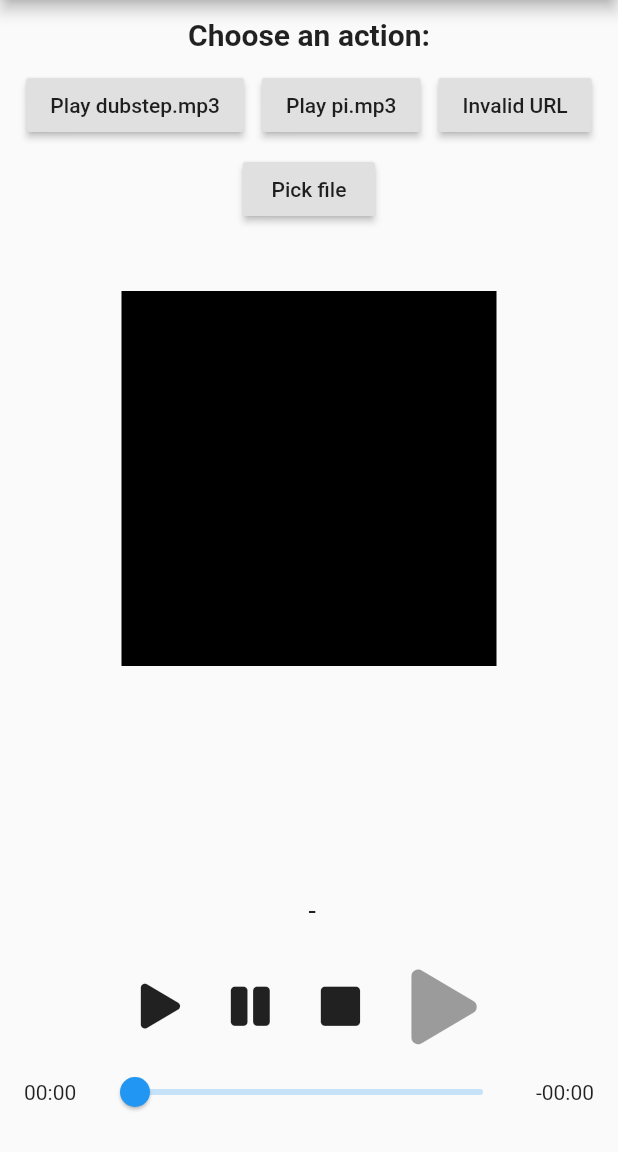
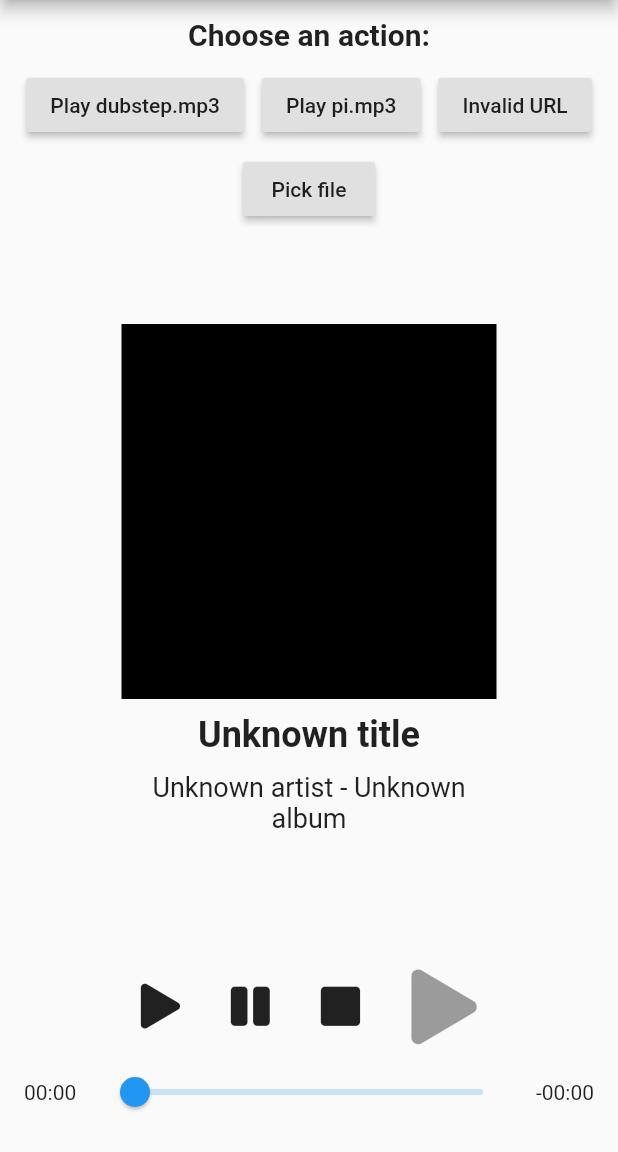
Before and after one commit to 2find/stereo, a Flutter app: the screen it shows after launch, after a tap on "Pick file", on a phone screen of 412 x 824 dp, the part 84-1236 px from its top. Run offline on Flutter 3.47's test engine with Material 2 defaults, Android fonts, the phone set to English and light mode, and no system bars; our stand-ins replace font_awesome_flutter.

Commit message:
[Android & Dart] Added some missing verifications (#8 & #25)

```diff
--- a/example/lib/main.dart
+++ b/example/lib/main.dart
@@ -32,6 +32,8 @@ class HomeScreen extends StatefulWidget {
 class _HomeScreenState extends State<HomeScreen> {
   Stereo _stereo = new Stereo();
 
+  String _errorMsg;
+
   @override
   Widget build(BuildContext context) {
     return new Scaffold(
@@ -58,13 +60,24 @@ class _HomeScreenState extends State<HomeScreen> {
                     onPressed: () => _playFile("invalid_file.mp3")),
                 new RaisedButton(
                     child: new Text('Pick file'),
-                    onPressed: () => _stereo.picker().then(
-                        (AudioTrack track) => _playFile(track.path, false)))
+                    onPressed: () => _pickFile())
               ]),
           new MediaInfoWidget(),
           new Padding(
               padding: new EdgeInsets.all(16.0), child: new MediaPlayerWidget())
         ]));
+  }
+
+  Future _pickFile() async {
+    try {
+      AudioTrack track = await _stereo.picker();
+
+      _playFile(track.path, false);
+    } on StereoPermissionsDeniedException catch (_) {
+      print('ERROR: Permissions denied');
+    } on StereoNoTrackSelectedException {
+      print('ERROR: No track selected');
+    }
   }
 
   Future _playFile(String file, [bool fromAppDir = true]) async {
--- a/example/lib/media_info_widget.dart
+++ b/example/lib/media_info_widget.dart
@@ -1,6 +1,5 @@
-import 'dart:typed_data';
-
 import 'package:flutter/material.dart';
+import 'package:stereo/audio_track.dart';
 import 'package:stereo/stereo.dart';
 
 class MediaInfoWidget extends StatefulWidget {
@@ -22,7 +21,6 @@ class _MediaInfoState extends State<MediaInfoWidget> {
   Widget build(BuildContext context) {
     List<Widget> widgets = <Widget>[
       _getArtwork(),
-      new Expanded(child: new Flex(direction: Axis.vertical)),
       _getTitleText(),
       _getSubtitleText()
     ];
@@ -45,23 +43,27 @@ class _MediaInfoState extends State<MediaInfoWidget> {
           decoration: new BoxDecoration(color: const Color(0xFF000000)));
     }
 
-    return new Padding(padding: const EdgeInsets.only(top: 44.0), child: child);
+    return child;
+
+    // return new Padding(padding: const EdgeInsets.only(top: 44.0), child: child);
   }
 
   Widget _getSubtitleText() {
     return new Padding(
-        padding: const EdgeInsets.symmetric(vertical: 5.0, horizontal: 80.0),
+        padding: const EdgeInsets.symmetric(horizontal: 80.0),
         child: new Text(
-            '${_stereo.currentTrack?.artist ?? ''} - ${_stereo.currentTrack
-                ?.album ?? ''}',
+            '${_stereo.currentTrack?.artist ??
+                AudioTrack.defaults['artist']} - ${_stereo.currentTrack
+                ?.album ?? AudioTrack.defaults['album']}',
             textAlign: TextAlign.center,
             style: new TextStyle(fontSize: 18.0)));
   }
 
   Widget _getTitleText() {
     return new Padding(
-        padding: const EdgeInsets.symmetric(vertical: 5.0, horizontal: 50.0),
-        child: new Text('${_stereo.currentTrack?.title ?? ''}',
+        padding: const EdgeInsets.symmetric(vertical: 10.0, horizontal: 50.0),
+        child: new Text(
+            '${_stereo.currentTrack?.title ?? AudioTrack.defaults['title']}',
             textAlign: TextAlign.center,
             overflow: TextOverflow.clip,
             maxLines: 1,
--- a/src/lib/audio_track.dart
+++ b/src/lib/audio_track.dart
@@ -1,39 +1,59 @@
 import 'dart:typed_data';
 
+/// Represents a track.
 class AudioTrack {
+  /// Track metadata.
   Map data;
 
-  bool get isValid =>
-      (album != null) && (artist != null) && (path != null) && (title != null);
+  /// Default values to replace fields that are `null` at initialization.
+  static Map defaults = new Map.from({
+    'album'   : 'Unknown album',
+    'artist'  : 'Unknown artist',
+    'artwork' : null,
+    'path'    : null,
+    'title'   : 'Unknown title'
+  });
 
+  /// Track album.
   String get album => data['album'];
 
+  /// Track artist.
   String get artist => data['artist'];
 
+  /// Track artwork.
+  Uint8List get artwork => data['artwork'];
+
+  /// Track path.
   String get path => data['path'];
 
+  /// Track title.
   String get title => data['title'];
 
-  Uint8List get artwork => data['artwork'];
-
+  /// Creates a track by defining its fields.
+  ///
+  /// If a field is `null`, it will assign its default value as specified in
+  /// the [defaults] static variable.
   AudioTrack(
-      {String title,
+      {String album,
       String artist,
-      String album,
+      Uint8List artwork,
       String path,
-      Uint8List artwork}) {
+      String title}) {
     data = {
-      'title': title,
-      'artist': artist,
-      'album': album,
-      'path': path,
-      'artwork': artwork
+      'album'   : album   ?? defaults['album'],
+      'artwork' : artwork ?? defaults['artwork'],
+      'artist'  : artist  ?? defaults['artist'],
+      'path'    : path    ?? defaults['path'],
+      'title'   : title   ?? defaults['title']
     };
   }
 
-  AudioTrack.fromJson(Map data) : data = data;
-
-  String toString() {
-    return '$title, $album, $artist';
-  }
+  /// Creates a track from existing metadata.
+  AudioTrack.fromJson(Map data)
+      : this(
+            album   : data['album'],
+            artist  : data['artist'],
+            artwork : data['artwork'],
+            path    : data['path'],
+            title   : data['title']);
 }
--- a/src/lib/stereo.dart
+++ b/src/lib/stereo.dart
@@ -22,6 +22,26 @@ class StereoInvalidPositionException implements Exception {
   /// Creates a new [StereoInvalidPositionException] with an optional error
   /// message.
   StereoInvalidPositionException([this.message]);
+}
+
+/// Exception thrown when the user denied permissions.
+class StereoPermissionsDeniedException implements Exception {
+  /// A message describing the error.
+  String message;
+
+  /// Creates a new [StereoPermissionsDeniedException] with an optional error
+  /// message.
+  StereoPermissionsDeniedException([this.message]);
+}
+
+/// Exception thrown when the user didn't select a track.
+class StereoNoTrackSelectedException implements Exception {
+  /// A message description the error.
+  String message;
+
+  /// Creates a new [StereoNoTrackSelectedException] with an optional error
+  /// message.
+  StereoNoTrackSelectedException([this.message]);
 }
 
 /// Represents an audio player.
@@ -117,12 +137,29 @@ class Stereo {
 
   /// Shows an UI to pick a track from storage.
   ///
-  /// Returns an `AudioTrack` if the action was successful, or `null` if the
+  /// Returns an [AudioTrack] if the action was successful, or `null` if the
   /// user cancelled the action.
+  ///
+  /// Throws a [StereoPermissionsDeniedException] if the user denied
+  /// permissions.
+  ///
+  /// Throws a [StereoNoTrackSelectedException] if the user didn't select a
+  /// track.
   Future<AudioTrack> picker() async {
-    Map data = await _channel.invokeMethod('app.picker');
+    Map data;
 
-    print('[stereo] picker returned: $data');
+    try {
+      data = await _channel.invokeMethod('app.picker');
+    } on PlatformException catch (e) {
+      if (e.code == 'STORAGE_PERMISSION_DENIED') {
+        print('throwing shit');
+        throw new StereoPermissionsDeniedException(e.message);
+      } else if (e.code == 'NO_TRACK_SELECTED') {
+        throw new StereoNoTrackSelectedException(e.message);
+      } else {
+        rethrow;
+      }
+    }
 
     return new AudioTrack.fromJson(data);
   }
```
Also changed, not shown: 2 other files.
